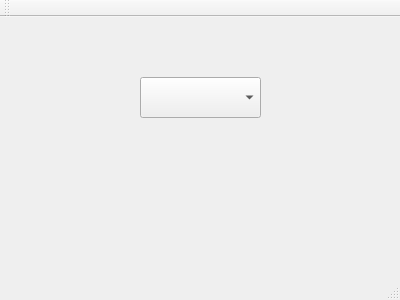
Above: mainwindow.ui from chaeyoungg/graduation_QT_project before the change. Below: the same form after it.
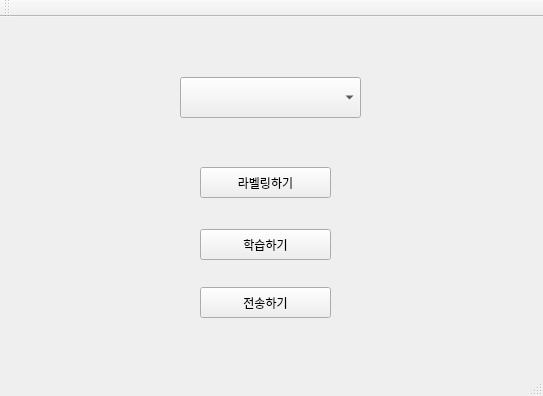
That is the form after the change.

Diff of the .ui file:
```diff
--- a/mainwindow.ui
+++ b/mainwindow.ui
@@ -6,24 +6,63 @@
    <rect>
     <x>0</x>
     <y>0</y>
-    <width>400</width>
-    <height>300</height>
+    <width>543</width>
+    <height>396</height>
    </rect>
   </property>
   <property name="windowTitle">
    <string>MainWindow</string>
   </property>
   <widget class="QWidget" name="centralWidget">
+   <widget class="QPushButton" name="pushButton_learn">
+    <property name="geometry">
+     <rect>
+      <x>200</x>
+      <y>212</y>
+      <width>131</width>
+      <height>31</height>
+     </rect>
+    </property>
+    <property name="text">
+     <string>학습하기</string>
+    </property>
+   </widget>
+   <widget class="QPushButton" name="pushButton_transmit">
+    <property name="geometry">
+     <rect>
+      <x>200</x>
+      <y>270</y>
+      <width>131</width>
+      <height>31</height>
+     </rect>
+    </property>
+    <property name="text">
+     <string>전송하기</string>
+    </property>
+   </widget>
    <widget class="QComboBox" name="comboBox">
     <property name="geometry">
      <rect>
-      <x>140</x>
+      <x>180</x>
       <y>60</y>
-      <width>121</width>
+      <width>181</width>
       <height>41</height>
      </rect>
     </property>
    </widget>
+   <widget class="QPushButton" name="pushButton_label">
+    <property name="geometry">
+     <rect>
+      <x>200</x>
+      <y>150</y>
+      <width>131</width>
+      <height>31</height>
+     </rect>
+    </property>
+    <property name="text">
+     <string>라벨링하기</string>
+    </property>
+   </widget>
   </widget>
   <widget class="QMenuBar" name="menuBar">
    <property name="geometry">
```
Left out of the diff: 2 changed lines with no effect on the pictures.
